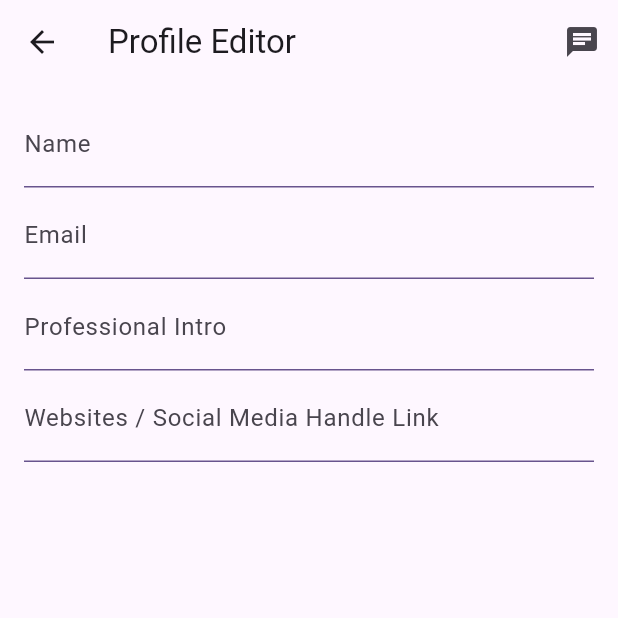
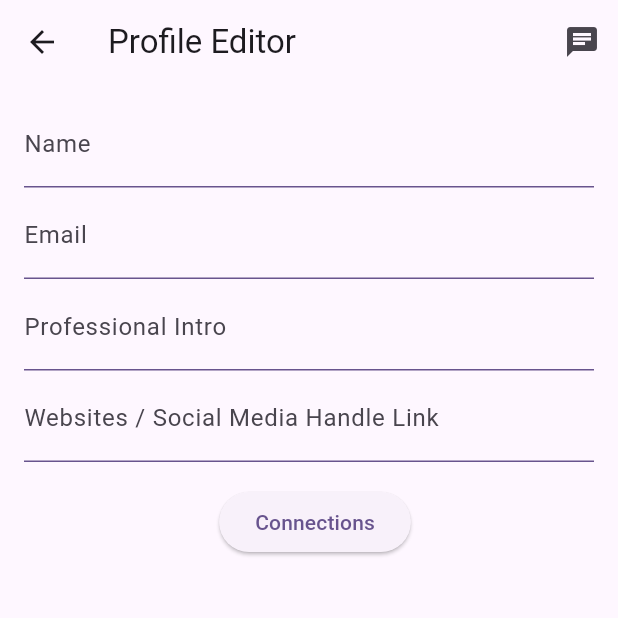
Before and after one commit to Hyakkimaru96/sitproject, a Flutter app: the ProfileEditor screen opened directly with empty values, on a phone screen of 412 x 824 dp, the top half of it. Run offline on Flutter 3.47's test engine with Material 3 defaults, Android fonts, the phone set to English and light mode, and no system bars; our stand-ins replace firebase_core, firebase_messaging, fluttertoast, sqflite; accounts and stored records are empty.

Commit message:
Update connection.dart

```diff
--- a/lib/Main Application/connection.dart
+++ b/lib/Main Application/connection.dart
@@ -1,9 +1,9 @@
 import 'dart:convert';
-import 'package:http/http.dart' as http;
 import 'package:flutter/material.dart';
 import 'package:sit/Main%20Application/chat.dart';
 import 'package:sit/Utilities/global.dart';
 import 'package:sit/Utilities/Database_helper.dart';
+import 'package:http/http.dart' as http;
 
 class ConnectionsPage extends StatefulWidget {
   @override
@@ -330,6 +330,14 @@ class _ProfileEditorState extends State<ProfileEditor> {
                     context, professionalIntroController, 'Professional Intro'),
                 textFieldPrettier(context, websiteController,
                     'Websites / Social Media Handle Link'),
+                SizedBox(height: 16),
+                ElevatedButton(
+                  onPressed: () {
+                    // Handle the "Connections" button press
+                    print('Connections button pressed');
+                  },
+                  child: Text('Connections'),
+                ),
               ],
             ),
           ),
```
